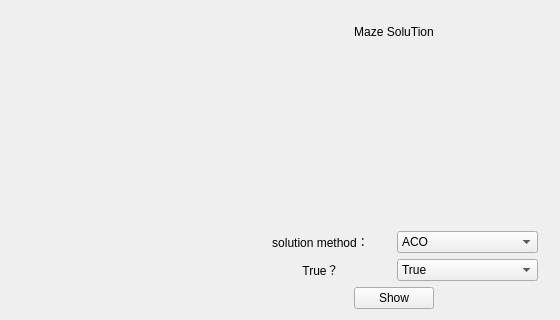
Before: the Qt Designer form mainwindow/Third.ui in jo-xin/MazeVisual, drawn with Qt 5; both pictures show x 0 to 560 and y 173 to 493 of the 788 by 493 pixel window.
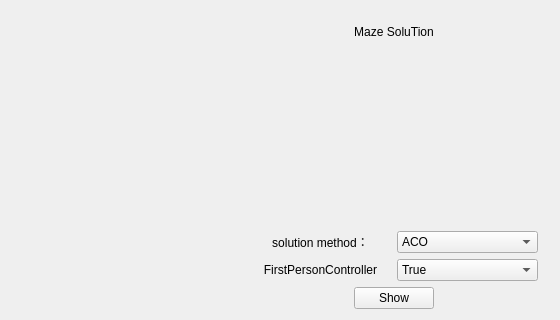
After: the same form once the commit is applied.

Commit message: 实现了第一人称控制

```diff
--- a/mainwindow/Third.ui
+++ b/mainwindow/Third.ui
@@ -75,7 +75,7 @@
        <item>
         <widget class="QLabel" name="l2">
          <property name="text">
-          <string>True？</string>
+          <string>FirstPersonController</string>
          </property>
          <property name="alignment">
           <set>Qt::AlignCenter</set>
```
The commit also changes 1 other file.
